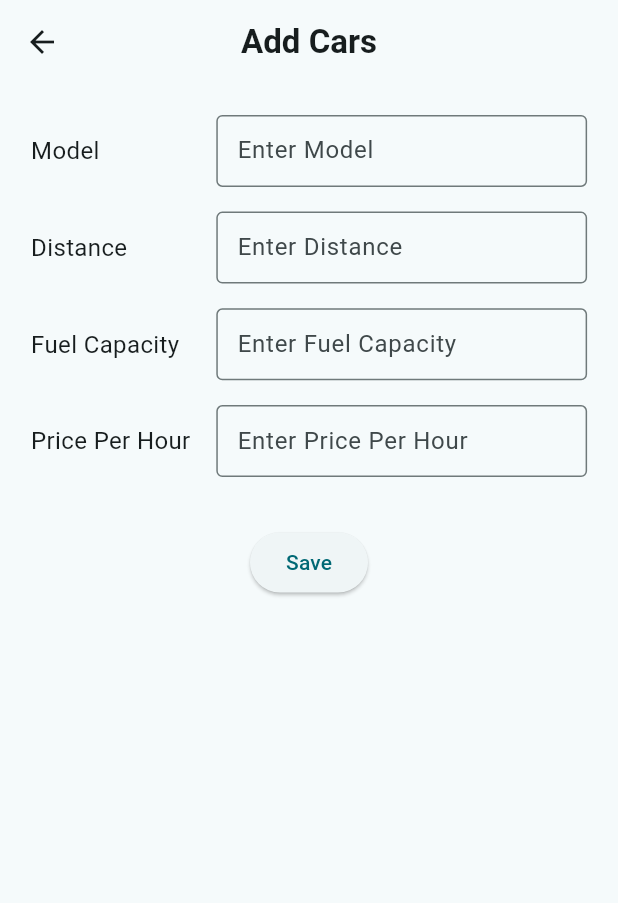
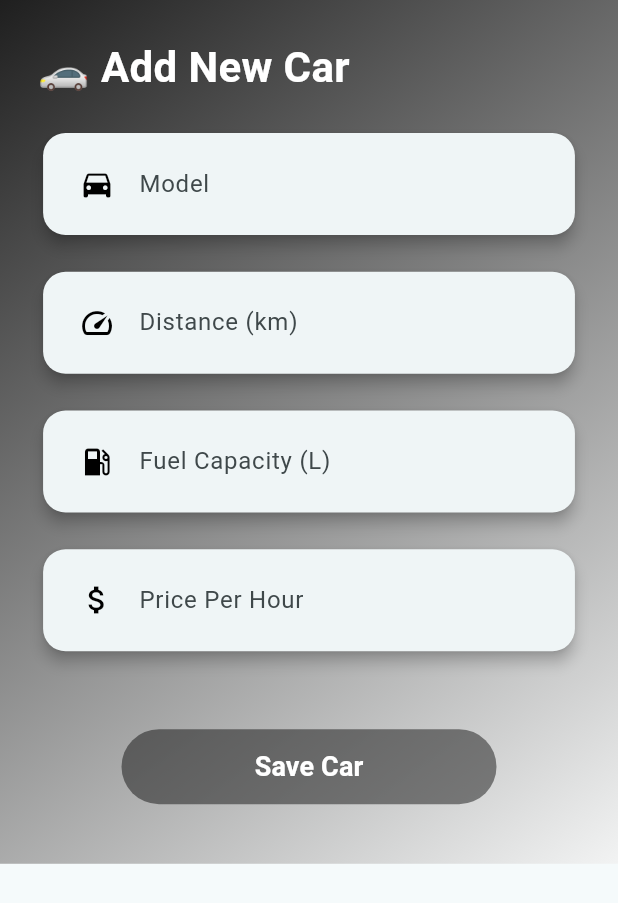
Before and after one commit to invictus04/car-rental-app, a Flutter app: the AddCarScreen screen opened directly, on a phone screen of 412 x 824 dp. Shown: the top 903 px of the screen. Run offline on Flutter 3.47's test engine with Material 3 defaults, Android fonts, the phone set to English and light mode, and no system bars; our stand-ins replace bloc, cloud_firestore, firebase_core, flutter_bloc, flutter_map, get_it and 1 more; accounts and stored records are empty.

Commit message:
add car completed

```diff
--- a/lib/data/data_source/firebase_car_data_source.dart
+++ b/lib/data/data_source/firebase_car_data_source.dart
@@ -1,3 +1,5 @@
+import 'dart:developer';
+
 import 'package:car_rental/data/models/car.dart';
 import 'package:cloud_firestore/cloud_firestore.dart';
 
@@ -8,6 +10,15 @@ class FirebaseCarDataSource{
   Future<List<Car>> getCars() async{
     var snapShot = await firestore.collection('cars').get();
     return snapShot.docs.map((doc) => Car.fromMap(doc.data())).toList();
+  }
 
+  Future<bool> addCars(Car car) async {
+    try {
+      await firestore.collection('cars').add(car.toMap());
+      return true;
+    } catch(e){
+      log('Something went wrong $e');
+      return false;
+    }
   }
 }
--- a/lib/data/models/car.dart
+++ b/lib/data/models/car.dart
@@ -11,6 +11,15 @@ class Car {
     required this.pricePerHour,
   });
 
+  Map<String, dynamic> toMap(){
+    return {
+      'model': model,
+      'distance': distance,
+      'fuelCapacity': fuelCapacity,
+      'pricePerHour': pricePerHour,
+    };
+  }
+
   factory Car.fromMap(Map<String,dynamic> map){
     return Car(model: map['model'] , distance: map['distance'], fuelCapacity: map['fuelCapacity'], pricePerHour: map['pricePerHour']);
   }
--- a/lib/data/repo/car_repository_impl.dart
+++ b/lib/data/repo/car_repository_impl.dart
@@ -13,4 +13,10 @@ class CarRepositoryImpl implements CarRepository {
     return firebaseCarDataSource.getCars();
   }
 
+  @override
+  Future<bool> addCars(Car car) {
+    return firebaseCarDataSource.addCars(car);
+  }
+
+
 }
--- a/lib/domain/repositories/car_repository.dart
+++ b/lib/domain/repositories/car_repository.dart
@@ -2,4 +2,5 @@ import 'package:car_rental/data/models/car.dart';
 
 abstract class CarRepository {
   Future<List<Car>> fetchCars();
+  Future<bool> addCars(Car car);
 }
--- /dev/null
+++ b/lib/domain/use_case/add_car_use_case.dart
@@ -0,0 +1,13 @@
+import 'package:car_rental/domain/repositories/car_repository.dart';
+
+import '../../data/models/car.dart';
+
+class AddCarUseCase {
+  final CarRepository repository;
+  AddCarUseCase(this.repository);
+
+  Future<bool> call(Car car) async{
+    return await repository.addCars(car);
+  }
+
+}
--- a/lib/injection_container.dart
+++ b/lib/injection_container.dart
@@ -1,3 +1,4 @@
+import 'package:car_rental/domain/use_case/add_car_use_case.dart';
 import 'package:car_rental/presentation/bloc/car_bloc.dart';
 import 'package:cloud_firestore/cloud_firestore.dart';
 import 'package:get_it/get_it.dart';
@@ -15,7 +16,8 @@ void initInjection(){
     getIt.registerLazySingleton<FirebaseCarDataSource>(() => FirebaseCarDataSource(firestore: getIt<FirebaseFirestore>()));
     getIt.registerLazySingleton<CarRepository>(() => CarRepositoryImpl(getIt<FirebaseCarDataSource>()));
     getIt.registerLazySingleton<GetCarsUseCase>(() => GetCarsUseCase(getIt<CarRepository>()));
-    getIt.registerFactory(()=> CarBloc(getCarsUseCase: getIt<GetCarsUseCase>()));
+    getIt.registerLazySingleton<AddCarUseCase>(() => AddCarUseCase(getIt<CarRepository>()));
+    getIt.registerFactory(()=> CarBloc(getCarsUseCase: getIt<GetCarsUseCase>(), addCarUseCase: getIt<AddCarUseCase>()));
   } catch (e) {
     // TODO
   }
--- a/lib/presentation/bloc/car_bloc.dart
+++ b/lib/presentation/bloc/car_bloc.dart
@@ -1,4 +1,5 @@
 import 'package:bloc/bloc.dart';
+import 'package:car_rental/domain/use_case/add_car_use_case.dart';
 import 'package:car_rental/presentation/bloc/car_event.dart';
 import 'package:car_rental/presentation/bloc/car_state.dart';
 
@@ -6,8 +7,9 @@ import '../../domain/use_case/get_car_use_case.dart';
 
 class CarBloc extends Bloc<CarEvent,CarState> {
   final GetCarsUseCase getCarsUseCase;
+  final AddCarUseCase addCarUseCase;
 
-  CarBloc({required this.getCarsUseCase}) : super(CarsLoading()){
+  CarBloc({required this.getCarsUseCase, required this.addCarUseCase}) : super(CarsLoading()){
     on<LoadCars>((event, emit) async{
       emit(CarsLoading());
       try{
@@ -18,5 +20,15 @@ class CarBloc extends Bloc<CarEvent,CarState> {
       }
 
     });
+
+    on<AddCar>((event, emit) async{
+      try{
+        await addCarUseCase.call(event.car);
+        emit(CarAdded());
+        add(LoadCars());
+      } catch(e){
+        emit(CarError(e.toString()));
+      }
+    });
   }
 }
--- a/lib/presentation/bloc/car_event.dart
+++ b/lib/presentation/bloc/car_event.dart
@@ -1,3 +1,10 @@
+import 'package:car_rental/data/models/car.dart';
+
 abstract class CarEvent{}
 
 class LoadCars extends CarEvent{}
+
+class AddCar extends CarEvent{
+  final Car car;
+  AddCar(this.car);
+}
--- a/lib/presentation/bloc/car_state.dart
+++ b/lib/presentation/bloc/car_state.dart
@@ -8,6 +8,7 @@ class CarsLoaded extends CarState{
   final List<Car> cars;
   CarsLoaded(this.cars);
 }
+class CarAdded extends CarState{}
 
 class CarError extends CarState{
   final String error;
--- a/lib/presentation/screens/add_car_screen.dart
+++ b/lib/presentation/screens/add_car_screen.dart
@@ -1,4 +1,10 @@
+import 'package:car_rental/presentation/bloc/car_bloc.dart';
+import 'package:car_rental/presentation/bloc/car_state.dart';
 import 'package:flutter/material.dart';
+import 'package:flutter_bloc/flutter_bloc.dart';
+
+import '../../data/models/car.dart';
+import '../bloc/car_event.dart';
 
 class AddCarScreen extends StatelessWidget {
   AddCarScreen({super.key});
@@ -14,68 +20,160 @@ class AddCarScreen extends StatelessWidget {
     final screenWidth = MediaQuery.of(context).size.width;
 
     return Scaffold(
-      appBar: AppBar(
-        title: const Text(
-          'Add Cars',
-          style: TextStyle(fontWeight: FontWeight.bold),
+      body: Container(
+        decoration: const BoxDecoration(
+          gradient: LinearGradient(
+            colors: [Color(0xff1F1F1F), Color(0xffF2F3F3)],
+            begin: Alignment.topLeft,
+            end: Alignment.bottomRight,
           ),
-        centerTitle: true,
         ),
-      body: SingleChildScrollView(
-        padding: EdgeInsets.all(screenWidth * 0.05),
+        child: SafeArea(
+          child: BlocListener<CarBloc, CarState>(
+            listener: (context, state) {
+              if (state is CarAdded ) {
+                modelController.clear();
+                distanceController.clear();
+                fuelController.clear();
+                priceController.clear();
+                ScaffoldMessenger.of(context).showSnackBar(
+                  const SnackBar(
+                      content: Text("✅ Car Added Successfully!")),
+                );
+              } else if (state is CarError) {
+                ScaffoldMessenger.of(context).showSnackBar(
+                  const SnackBar(
+                      content: Text("❌ Something went wrong")),
+                );
+              }
+            },
+            child: SingleChildScrollView(
+              padding: EdgeInsets.all(screenWidth * 0.06),
               child: Column(
                 crossAxisAlignment: CrossAxisAlignment.start,
                 children: [
-            _buildField("Model", modelController, context),
+                  const Text(
+                    "🚗 Add New Car",
+                    style: TextStyle(
+                      fontSize: 28,
+                      fontWeight: FontWeight.bold,
+                      color: Colors.white,
+                    ),
+                  ),
+                  const SizedBox(height: 20),
+
+                  _buildField("Model", modelController, Icons.directions_car),
                   SizedBox(height: screenHeight * 0.02),
 
-            _buildField("Distance", distanceController, context),
+                  _buildField(
+                      "Distance (km)", distanceController, Icons.speed),
                   SizedBox(height: screenHeight * 0.02),
 
-            _buildField("Fuel Capacity", fuelController, context),
+                  _buildField("Fuel Capacity (L)", fuelController,
+                      Icons.local_gas_station),
                   SizedBox(height: screenHeight * 0.02),
 
-            _buildField("Price Per Hour", priceController, context),
+                  _buildField("Price Per Hour", priceController,
+                      Icons.attach_money),
                   SizedBox(height: screenHeight * 0.04),
 
                   Center(
                     child: ElevatedButton(
+                      style: ElevatedButton.styleFrom(
+                        padding: const EdgeInsets.symmetric(
+                            horizontal: 40, vertical: 15),
+                        shape: RoundedRectangleBorder(
+                          borderRadius: BorderRadius.circular(30),
+                        ),
+                        backgroundColor: Colors.transparent,
+                        shadowColor: Colors.transparent,
+                      ).merge(
+                        ButtonStyle(
+                          backgroundColor: MaterialStateProperty.all(
+                            Colors.transparent,
+                          ),
+                          elevation: MaterialStateProperty.all(0),
+                          overlayColor: MaterialStateProperty.all(
+                            Colors.white.withOpacity(0.1),
+                          ),
+                        ),
+                      ),
                       onPressed: () {
-                  // Handle Save
+                        if (modelController.text.trim().isEmpty ||
+                            distanceController.text.trim().isEmpty ||
+                            fuelController.text.trim().isEmpty ||
+                            priceController.text.trim().isEmpty) {
                           ScaffoldMessenger.of(context).showSnackBar(
-                    const SnackBar(content: Text("Car Added Successfully!")),
+                            const SnackBar(
+                              content: Text("⚠️ Please fill in all fields before saving."),
+                            ),
                           );
+                          return;
+                        }
+                        final car = Car(
+                          model: modelController.text,
+                          distance: double.tryParse(
+                              distanceController.text.trim()) ??
+                              0,
+                          fuelCapacity: double.tryParse(
+                              fuelController.text.trim()) ??
+                              0,
+                          pricePerHour: double.tryParse(
+                              priceController.text.trim()) ??
+                              0,
+                        );
+
+                        context.read<CarBloc>().add(AddCar(car));
                       },
-                child: const Text("Save"),
+                      child: Ink(
+                        decoration: BoxDecoration(
+                          color: Colors.black45,
+                          borderRadius: BorderRadius.circular(30),
                         ),
-            )
+                        child: Container(
+                          width: 250,
+                          height: 50,
+                          alignment: Alignment.center,
+                          child: const Text(
+                            "Save Car",
+                            style: TextStyle(
+                              fontSize: 18,
+                              fontWeight: FontWeight.bold,
+                              color: Colors.white,
+                            ),
+                          ),
+                        ),
+                      ),
+                    ),
+                  ),
                 ],
+              ),
+            ),
+          ),
         ),
       ),
     );
   }
 
   Widget _buildField(
-      String label, TextEditingController controller, BuildContext context) {
-    final screenWidth = MediaQuery.of(context).size.width;
-
-    return Row(
-      children: [
-        SizedBox(
-          width: screenWidth * 0.3,
-          child: Text(label, style: const TextStyle(fontSize: 16)),
-        ),
-        Expanded(
+      String label, TextEditingController controller, IconData icon) {
+    return Card(
+      elevation: 4,
+      shape: RoundedRectangleBorder(borderRadius: BorderRadius.circular(15)),
+      child: Padding(
+        padding: const EdgeInsets.symmetric(horizontal: 12, vertical: 6),
         child: TextField(
           controller: controller,
+          style: const TextStyle(fontSize: 16),
           decoration: InputDecoration(
-              border: const OutlineInputBorder(),
-              hintText: "Enter $label",
-              contentPadding: const EdgeInsets.symmetric(horizontal: 10, vertical: 8),
+            labelText: label,
+            prefixIcon: Icon(icon, color: Colors.black),
+            border: InputBorder.none,
           ),
         ),
       ),
-      ],
     );
   }
+
+
 }
```
Lines whose indentation alone changed are shown as unchanged.
